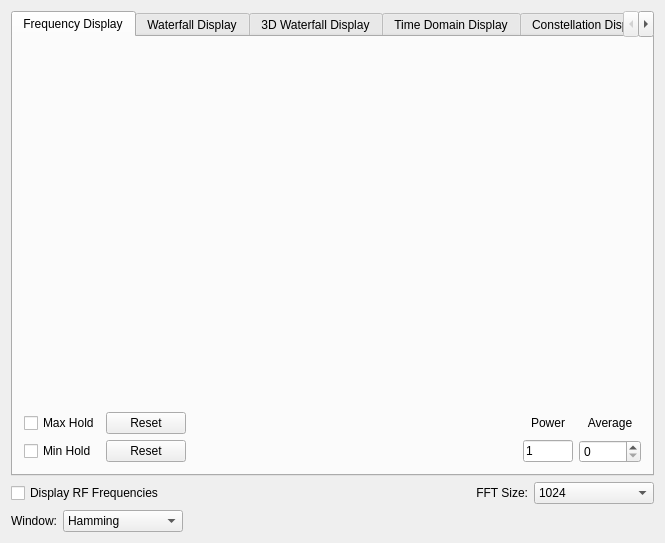
Qt form gr-qtgui/src/lib/spectrumdisplayform.ui (ZakyHermawan/gnuradio) before a commit.
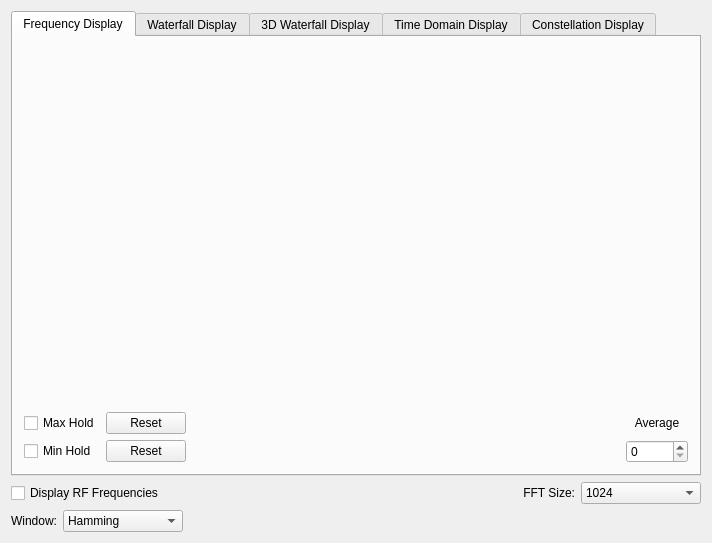
The same form after that commit. Custom widgets are drawn as their Qt base class.

Commit message: Removing PowerLine since we weren't using it and don't have plans to.

What changed in the file:
```diff
--- a/gr-qtgui/src/lib/spectrumdisplayform.ui
+++ b/gr-qtgui/src/lib/spectrumdisplayform.ui
@@ -6,7 +6,7 @@
    <rect>
     <x>0</x>
     <y>0</y>
-    <width>657</width>
+    <width>712</width>
     <height>543</height>
    </rect>
   </property>
@@ -183,7 +183,7 @@
            <property name="minimumSize">
             <size>
              <width>400</width>
-             <height>332</height>
+             <height>350</height>
             </size>
            </property>
            <property name="sizeIncrement">
@@ -222,31 +222,6 @@
              </property>
             </widget>
            </item>
-           <item row="1" column="3">
-            <widget class="QLabel" name="PowerLabel">
-             <property name="minimumSize">
-              <size>
-               <width>50</width>
-               <height>0</height>
-              </size>
-             </property>
-             <property name="maximumSize">
-              <size>
-               <width>50</width>
-               <height>16777215</height>
-              </size>
-             </property>
-             <property name="text">
-              <string>Power</string>
-             </property>
-             <property name="alignment">
-              <set>Qt::AlignCenter</set>
-             </property>
-             <property name="wordWrap">
-              <bool>false</bool>
-             </property>
-            </widget>
-           </item>
            <item row="1" column="1">
             <widget class="QPushButton" name="MaxHoldResetBtn">
              <property name="sizePolicy">
@@ -266,7 +241,7 @@
              </property>
             </widget>
            </item>
-           <item row="1" column="4">
+           <item row="1" column="3">
             <widget class="QLabel" name="AvgLabel">
              <property name="sizePolicy">
               <sizepolicy hsizetype="Fixed" vsizetype="Fixed">
@@ -298,33 +273,8 @@
              </property>
             </widget>
            </item>
-           <item row="2" column="4">
-            <widget class="QSpinBox" name="AvgLineEdit"/>
-           </item>
            <item row="2" column="3">
-            <widget class="QLineEdit" name="PowerLineEdit">
-             <property name="sizePolicy">
-              <sizepolicy hsizetype="Fixed" vsizetype="Fixed">
-               <horstretch>0</horstretch>
-               <verstretch>0</verstretch>
-              </sizepolicy>
-             </property>
-             <property name="minimumSize">
-              <size>
-               <width>50</width>
-               <height>0</height>
-              </size>
-             </property>
-             <property name="maximumSize">
-              <size>
-               <width>50</width>
-               <height>16777215</height>
-              </size>
-             </property>
-             <property name="text">
-              <string>1</string>
-             </property>
-            </widget>
+            <widget class="QSpinBox" name="AvgLineEdit"/>
            </item>
            <item row="1" column="2">
             <spacer name="horizontalSpacer_2">
```
Left out of the diff: 16 changed lines with no effect on the pictures. The commit also changes 2 other files.
